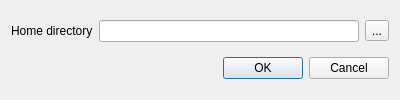
Old version of the form archcentral/ui/designer/dialogs/userchangehomedirdialog.ui in the repository szabatoro/archcentral-thesis.
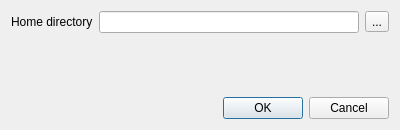
New version of the form. Icons and pictures are not drawn.

Diff of the .ui file:
```diff
--- a/archcentral/ui/designer/dialogs/userchangehomedirdialog.ui
+++ b/archcentral/ui/designer/dialogs/userchangehomedirdialog.ui
@@ -7,13 +7,13 @@
     <x>0</x>
     <y>0</y>
     <width>400</width>
-    <height>100</height>
+    <height>130</height>
    </rect>
   </property>
   <property name="maximumSize">
    <size>
     <width>16777215</width>
-    <height>100</height>
+    <height>130</height>
    </size>
   </property>
   <property name="windowTitle">
@@ -44,6 +44,13 @@
      </item>
     </layout>
    </item>
+   <item>
+    <widget class="QLabel" name="status_label">
+     <property name="text">
+      <string/>
+     </property>
+    </widget>
+   </item>
    <item>
     <widget class="QDialogButtonBox" name="button_box">
      <property name="orientation">
```
